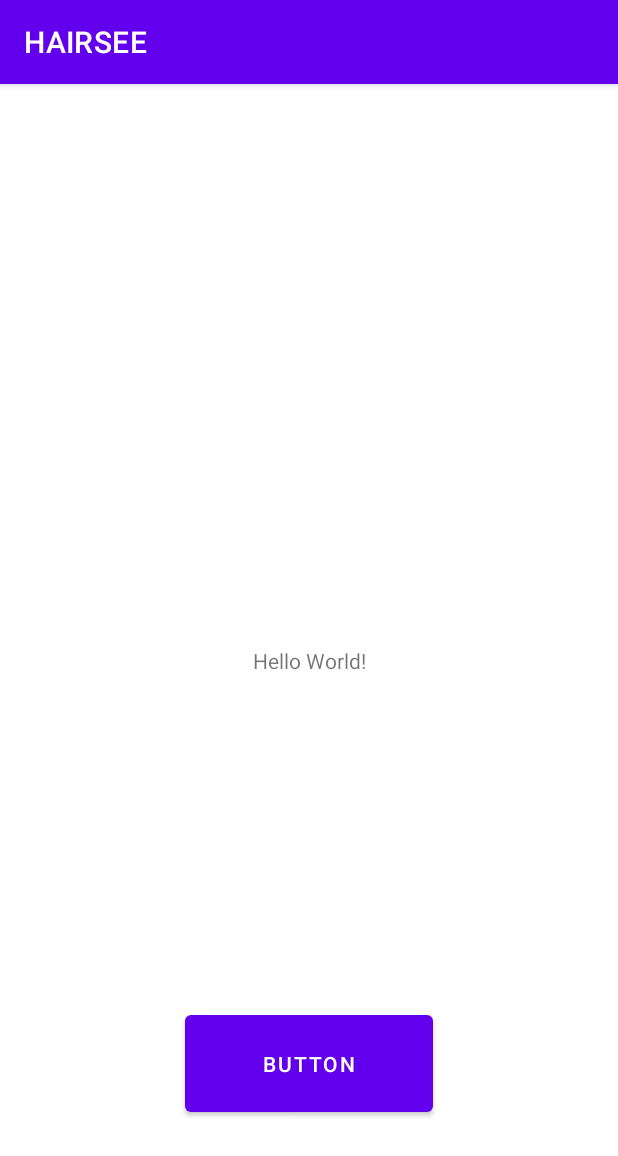
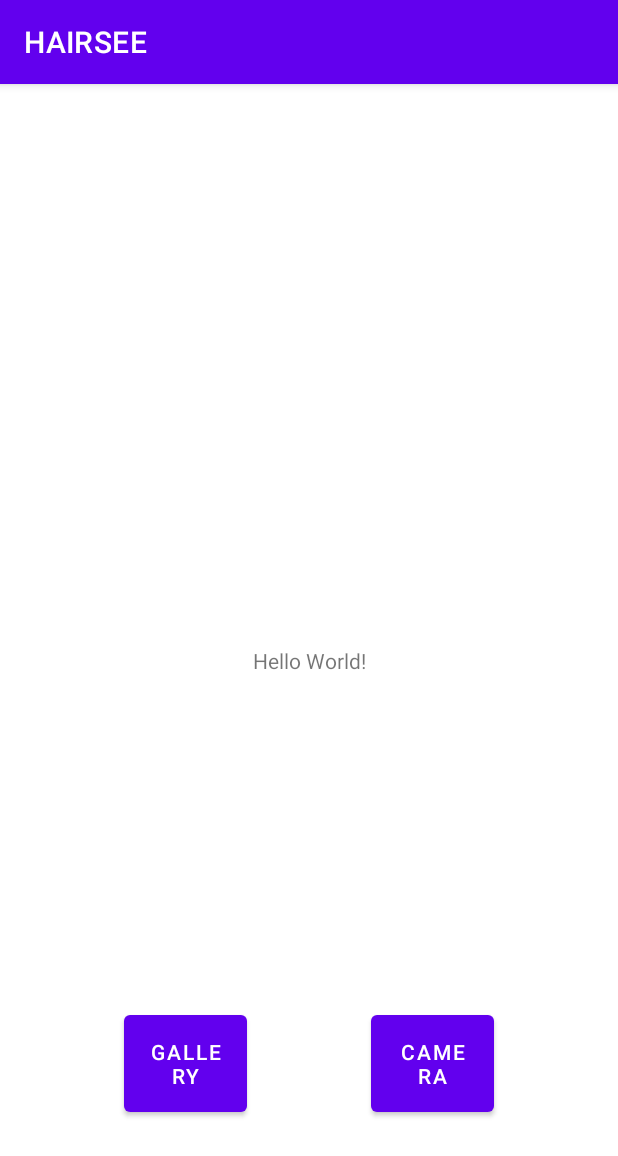
Before and after one commit to rlqja0922/HAIRSEE.APP.AOS, an Android app: the MainActivity screen opened directly, with no data from a screen before it, on a phone screen of 412 x 824 dp. Shown: the top 1156 px of the screen. Run offline under Robolectric (Android 15) with nearby library versions, the phone set to English and light mode, and no system bars.

Commit message:
이미지 가져오기

```diff
--- a/app/src/main/java/com/example/hairsee/MainActivity.java
+++ b/app/src/main/java/com/example/hairsee/MainActivity.java
@@ -1,11 +1,14 @@
 package com.example.hairsee;
 
+import androidx.annotation.Nullable;
 import androidx.appcompat.app.AppCompatActivity;
 import androidx.core.content.ContextCompat;
 
 import android.Manifest;
 import android.content.Intent;
 import android.content.pm.PackageManager;
+import android.graphics.Bitmap;
+import android.graphics.BitmapFactory;
 import android.net.Uri;
 import android.os.Bundle;
 import android.provider.Settings;
@@ -16,16 +19,22 @@ import com.example.hairsee.detection.DetectorActivity;
 import com.example.hairsee.utils.MyAlert;
 import com.example.hairsee.utils.OnSingleClickListener;
 
+import java.io.FileNotFoundException;
+import java.io.IOException;
+import java.io.InputStream;
+
 public class MainActivity extends AppCompatActivity {
-    public Button camBt;
+    public Button camBt,gallBt;
     public static int permissionCamera;
     public static int permissionRead;
     public static int permissionWrite;
     public static final int Toast_Result = 1500;
+    private static final int REQ = 0;
     @Override
     protected void onCreate(Bundle savedInstanceState) {
         super.onCreate(savedInstanceState);
         setContentView(R.layout.activity_main);
+        gallBt = findViewById(R.id.gallery_bt);
         camBt = findViewById(R.id.camera_bt);
         camBt.setOnClickListener(new OnSingleClickListener() {
             @Override
@@ -51,6 +60,15 @@ public class MainActivity extends AppCompatActivity {
                 }
             }
         });
+        gallBt.setOnClickListener(new View.OnClickListener() {
+            @Override
+            public void onClick(View v) {
+                Intent intent = new Intent();
+                intent.setType("image/*");
+                intent.setAction(Intent.ACTION_GET_CONTENT);
+                startActivityForResult(intent,REQ);
+            }
+        });
     }
     //btnRegistration
     private void btnRegistrationClickHandler() {
@@ -58,4 +76,20 @@ public class MainActivity extends AppCompatActivity {
         intent.putExtra("btnFlag", "registraion");
         startActivityForResult(intent, Toast_Result);
     }
+
+    @Override
+    protected void onActivityResult(int requestCode, int resultCode, @Nullable Intent data) {
+        super.onActivityResult(requestCode, resultCode, data);
+        if (requestCode == REQ){
+            if (resultCode ==RESULT_OK){
+                try {
+                    InputStream in = getContentResolver().openInputStream(data.getData());
+                    Bitmap img = BitmapFactory.decodeStream(in);
+                    in.close();
+                } catch (IOException e) {
+                    e.printStackTrace();
+                }
+            }
+        }
+    }
 }
--- a/app/src/main/res/layout/activity_main.xml
+++ b/app/src/main/res/layout/activity_main.xml
@@ -46,14 +46,28 @@
         android:layout_width="wrap_content"
         android:layout_height="wrap_content"
         android:orientation="vertical"
-        app:layout_constraintGuide_percent="0.3"  />
+        app:layout_constraintGuide_percent="0.6"  />
 
     <androidx.constraintlayout.widget.Guideline
         android:id="@+id/guideline16"
         android:layout_width="wrap_content"
         android:layout_height="wrap_content"
         android:orientation="vertical"
-        app:layout_constraintGuide_percent="0.7" />
+        app:layout_constraintGuide_percent="0.8" />
+
+    <androidx.constraintlayout.widget.Guideline
+        android:id="@+id/guideline17"
+        android:layout_width="wrap_content"
+        android:layout_height="wrap_content"
+        android:orientation="vertical"
+        app:layout_constraintGuide_percent="0.2"  />
+
+    <androidx.constraintlayout.widget.Guideline
+        android:id="@+id/guideline18"
+        android:layout_width="wrap_content"
+        android:layout_height="wrap_content"
+        android:orientation="vertical"
+        app:layout_constraintGuide_percent="0.4" />
 
     <FrameLayout
         android:id="@+id/frameLayout"
@@ -75,10 +89,20 @@
         android:id="@+id/camera_bt"
         android:layout_width="0dp"
         android:layout_height="0dp"
-        android:text="Button"
+        android:text="Camera"
         app:layout_constraintBottom_toTopOf="@+id/guideline11"
         app:layout_constraintEnd_toStartOf="@+id/guideline16"
         app:layout_constraintStart_toStartOf="@+id/guideline15"
         app:layout_constraintTop_toTopOf="@+id/guideline12" />
 
+    <Button
+        android:id="@+id/gallery_bt"
+        android:layout_width="0dp"
+        android:layout_height="0dp"
+        android:text="Gallery"
+        app:layout_constraintBottom_toTopOf="@+id/guideline11"
+        app:layout_constraintEnd_toStartOf="@+id/guideline18"
+        app:layout_constraintStart_toStartOf="@+id/guideline17"
+        app:layout_constraintTop_toTopOf="@+id/guideline12" />
+
 </androidx.constraintlayout.widget.ConstraintLayout>
```
